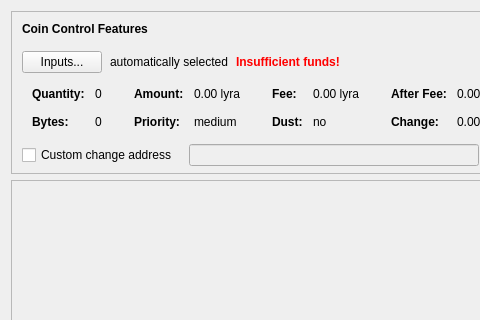
Before: the Qt Designer form src/qt/forms/sendcoinsdialog.ui in scryptachain/scrypta, drawn with Qt 5; both pictures show x 0 to 480 and y 0 to 320 of the 850 by 610 pixel window.
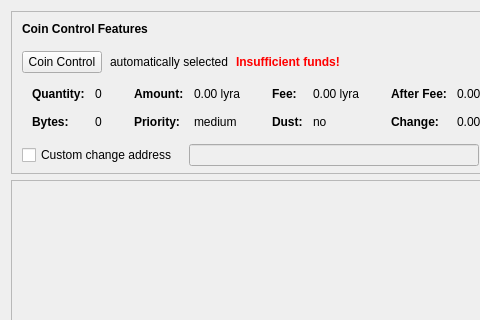
After: the same form once the commit is applied. Icons and pictures are not drawn. Custom widgets are drawn as their Qt base class.

What changed in the file:
```diff
--- a/src/qt/forms/sendcoinsdialog.ui
+++ b/src/qt/forms/sendcoinsdialog.ui
@@ -107,7 +107,7 @@
              <string notr="true"/>
             </property>
             <property name="text">
-             <string>Inputs...</string>
+             <string>Coin Control</string>
             </property>
             <property name="autoDefault">
              <bool>false</bool>
```
